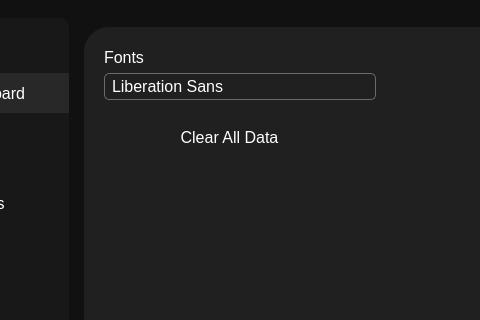
The window that Deployment Test/main_page.ui (tomasArd25/software-design-project) describes before a commit, drawn with Qt 5; both pictures show x 153 to 633 and y 0 to 320 of the 1064 by 701 pixel window.
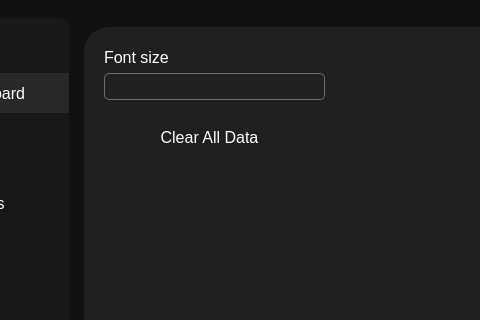
The same window after the commit. The open tabs and pages were chosen to show the change. Icons and pictures are not drawn.

```diff
--- a/Deployment Test/main_page.ui
+++ b/Deployment Test/main_page.ui
@@ -1456,21 +1456,12 @@
             <widget class="QWidget" name="settings_widget" native="true">
              <property name="styleSheet">
               <string notr="true">QWidget{
-	font-size:16px;
-	color:#ffffff;
+	color:white;
+	font-size:12pt;
 	background-color:#202020;
 	border-radius:25px;
 }
-QPushButton{
-	padding-right:10px;
-	padding-left:10px;
-	height:40px;
-	border:none;
-	border-radius:5px;
-}
-QPushButton:hover{
-	background-color:#8274FF;
-}
+/* combo box*/
 QComboBox{
 	height:25px;
 	border:1px solid #6A6B6C;
@@ -1529,14 +1520,28 @@
 	background: none;
 	height: 0px;
 	width: 0px;
-}</string>
+}
+/* combo box*/
+QPushButton{
+	padding-right:10px;
+	padding-left:10px;
+	height:40px;
+	border:none;
+	border-radius:5px;
+}
+QPushButton:hover{
+	background-color:#8274FF;
+}
+
+
+</string>
              </property>
              <widget class="QPushButton" name="clear_data_btn">
               <property name="geometry">
                <rect>
                 <x>20</x>
                 <y>90</y>
-                <width>251</width>
+                <width>211</width>
                 <height>41</height>
                </rect>
               </property>
@@ -1544,12 +1549,12 @@
                <string>Clear All Data</string>
               </property>
              </widget>
-             <widget class="QWidget" name="layoutWidget">
+             <widget class="QWidget" name="">
               <property name="geometry">
                <rect>
                 <x>20</x>
                 <y>20</y>
-                <width>272</width>
+                <width>221</width>
                 <height>53</height>
                </rect>
               </property>
@@ -1557,12 +1562,12 @@
                <item>
                 <widget class="QLabel" name="label_22">
                  <property name="text">
-                  <string>Fonts</string>
+                  <string>Font size</string>
                  </property>
                 </widget>
                </item>
                <item>
-                <widget class="QFontComboBox" name="fontComboBox"/>
+                <widget class="QComboBox" name="font_size"/>
                </item>
               </layout>
              </widget>
```
Left out of the diff: 6 changed lines with no effect on the pictures.
